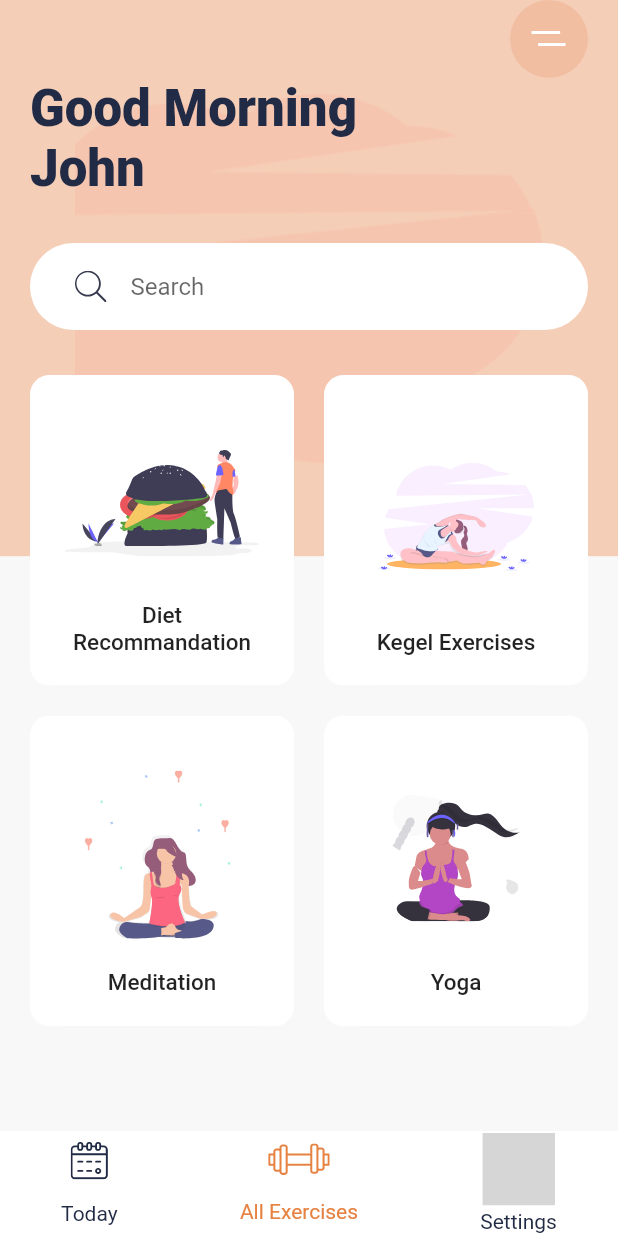
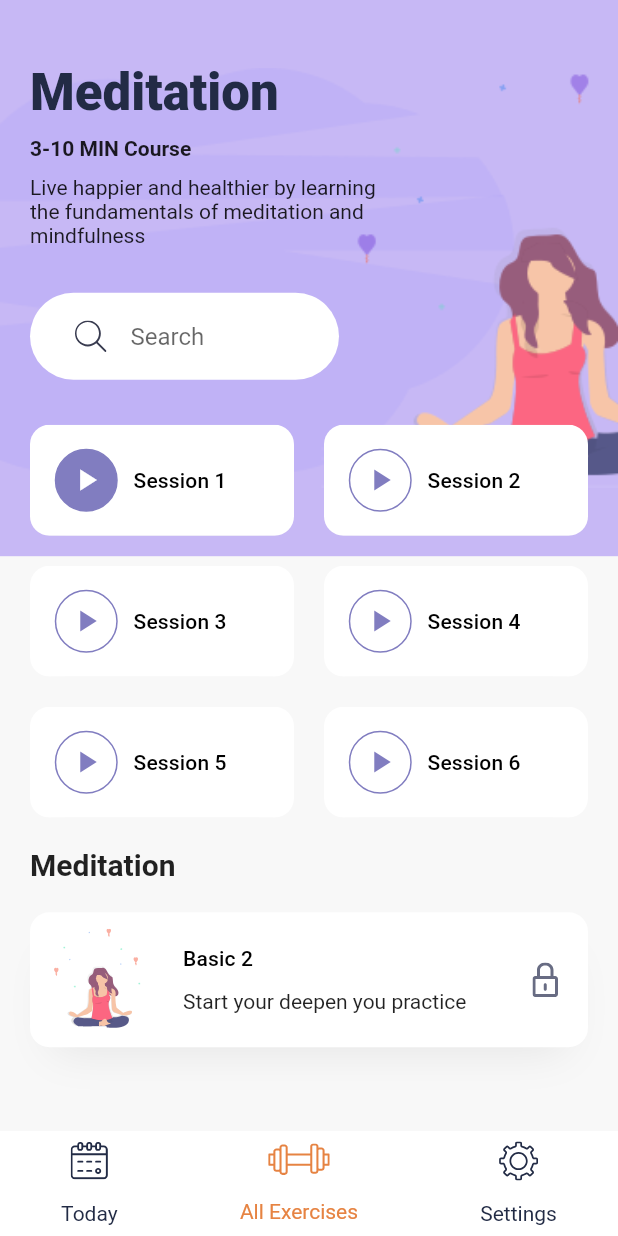
Before and after one commit to fortinjoffrey/flutter_Daily_Exercices_UI, a Flutter app: the screen it shows after launch, after a tap on "Meditation", on a phone screen of 412 x 824 dp. Run offline on Flutter 3.47's test engine with Material 2 defaults, Android fonts, the phone set to English and light mode, and no system bars; our stand-ins replace flutter_svg; grey boxes are pictures that could not be loaded.

Commit message:
Implement details screen for meditation page

```diff
--- a/lib/main.dart
+++ b/lib/main.dart
@@ -1,9 +1,11 @@
 import 'package:daily_exercices_ui/constants.dart';
+import 'package:daily_exercices_ui/screens/details_screen.dart';
 import 'package:flutter/material.dart';
 import 'package:flutter_svg/svg.dart';
 
 import 'widgets/bottom_nav_bar.dart';
 import 'widgets/category_card.dart';
+import 'widgets/search_bar.dart';
 
 void main() {
   runApp(MyApp());
@@ -72,22 +74,7 @@ class Home extends StatelessWidget {
                         .headline4
                         .copyWith(fontWeight: FontWeight.w900),
                   ),
-                  Container(
-                    margin: const EdgeInsets.symmetric(vertical: 30.0),
-                    padding: const EdgeInsets.symmetric(
-                        horizontal: 30.0, vertical: 5.0),
-                    decoration: BoxDecoration(
-                      color: Colors.white,
-                      borderRadius: BorderRadius.circular(29.5),
-                    ),
-                    child: TextField(
-                      decoration: InputDecoration(
-                        hintText: 'Search',
-                        icon: SvgPicture.asset('assets/icons/search.svg'),
-                        border: InputBorder.none,
-                      ),
-                    ),
-                  ),
+                  SearchBar(),
                   Expanded(
                     child: GridView.count(
                       crossAxisCount: 2,
@@ -108,7 +95,13 @@ class Home extends StatelessWidget {
                         CategoryCard(
                           title: 'Meditation',
                           svgPath: 'assets/icons/Meditation.svg',
-                          onPressed: () {},
+                          onPressed: () {
+                            Navigator.push(context, MaterialPageRoute(
+                              builder: (context) {
+                                return DetailsScreen();
+                              },
+                            ));
+                          },
                         ),
                         CategoryCard(
                           title: 'Yoga',
--- /dev/null
+++ b/lib/screens/details_screen.dart
@@ -0,0 +1,211 @@
+import 'package:daily_exercices_ui/constants.dart';
+import 'package:daily_exercices_ui/widgets/bottom_nav_bar.dart';
+import 'package:daily_exercices_ui/widgets/search_bar.dart';
+import 'package:flutter/material.dart';
+import 'package:flutter_svg/flutter_svg.dart';
+
+class DetailsScreen extends StatelessWidget {
+  const DetailsScreen({Key key}) : super(key: key);
+
+  @override
+  Widget build(BuildContext context) {
+    final size = MediaQuery.of(context).size;
+
+    return Scaffold(
+      bottomNavigationBar: BottomNavBar(),
+      body: Stack(
+        children: [
+          Container(
+            height: size.height * .45,
+            decoration: BoxDecoration(
+              color: kBlueLightColor,
+              image: DecorationImage(
+                image: AssetImage('assets/images/meditation_bg.png'),
+                fit: BoxFit.fitWidth,
+              ),
+            ),
+          ),
+          SafeArea(
+            child: Padding(
+              padding: const EdgeInsets.symmetric(horizontal: 20.0),
+              child: SingleChildScrollView(
+                child: Column(
+                  crossAxisAlignment: CrossAxisAlignment.start,
+                  children: [
+                    SizedBox(height: size.height * .05),
+                    Text(
+                      'Meditation',
+                      style: Theme.of(context).textTheme.headline4.copyWith(
+                            fontWeight: FontWeight.w900,
+                          ),
+                    ),
+                    SizedBox(height: 10),
+                    Text(
+                      '3-10 MIN Course',
+                      style: TextStyle(fontWeight: FontWeight.bold),
+                    ),
+                    SizedBox(height: 10),
+                    SizedBox(
+                      width: size.width * .6,
+                      child: Text(
+                          'Live happier and healthier by learning the fundamentals of meditation and mindfulness'),
+                    ),
+                    SizedBox(
+                      width: size.width * .5,
+                      child: SearchBar(),
+                    ),
+                    Wrap(
+                      spacing: 20,
+                      runSpacing: 20,
+                      children: [
+                        SessionCard(
+                          sessionNb: 1,
+                          isDone: true,
+                          onPressed: () {},
+                        ),
+                        SessionCard(
+                          sessionNb: 2,
+                          onPressed: () {},
+                        ),
+                        SessionCard(
+                          sessionNb: 3,
+                          onPressed: () {},
+                        ),
+                        SessionCard(
+                          sessionNb: 4,
+                          onPressed: () {},
+                        ),
+                        SessionCard(
+                          sessionNb: 5,
+                          onPressed: () {},
+                        ),
+                        SessionCard(
+                          sessionNb: 6,
+                          onPressed: () {},
+                        ),
+                      ],
+                    ),
+                    SizedBox(height: 20.0),
+                    Text(
+                      'Meditation',
+                      style: Theme.of(context)
+                          .textTheme
+                          .headline6
+                          .copyWith(fontWeight: FontWeight.bold),
+                    ),
+                    Container(
+                      margin: const EdgeInsets.symmetric(vertical: 20),
+                      padding: const EdgeInsets.all(10),
+                      height: 90,
+                      decoration: BoxDecoration(
+                        color: Colors.white,
+                        borderRadius: BorderRadius.circular(13.0),
+                        boxShadow: [
+                          BoxShadow(
+                            offset: Offset(0, 17),
+                            blurRadius: 23,
+                            spreadRadius: -13,
+                            color: kShadowColor,
+                          ),
+                        ],
+                      ),
+                      child: Row(
+                        children: [
+                          SvgPicture.asset(
+                              'assets/icons/Meditation_women_small.svg'),
+                          SizedBox(width: 20.0),
+                          Expanded(
+                            child: Column(
+                              mainAxisAlignment: MainAxisAlignment.spaceEvenly,
+                              crossAxisAlignment: CrossAxisAlignment.start,
+                              children: [
+                                Text(
+                                  'Basic 2',
+                                  style: Theme.of(context).textTheme.subtitle2,
+                                ),
+                                Text('Start your deepen you practice'),
+                              ],
+                            ),
+                          ),
+                          Padding(
+                            padding: const EdgeInsets.all(10),
+                            child: SvgPicture.asset('assets/icons/Lock.svg'),
+                          )
+                        ],
+                      ),
+                    )
+                  ],
+                ),
+              ),
+            ),
+          ),
+        ],
+      ),
+    );
+  }
+}
+
+class SessionCard extends StatelessWidget {
+  final int sessionNb;
+  final bool isDone;
+  final Function onPressed;
+  const SessionCard({
+    Key key,
+    this.sessionNb,
+    this.isDone = false,
+    this.onPressed,
+  }) : super(key: key);
+
+  @override
+  Widget build(BuildContext context) {
+    return LayoutBuilder(builder: (context, constraint) {
+      return ClipRRect(
+        borderRadius: BorderRadius.circular(13.0),
+        child: Container(
+          width: constraint.maxWidth / 2 - 10,
+          decoration: BoxDecoration(color: Colors.white, boxShadow: [
+            BoxShadow(
+              offset: Offset(0, 17),
+              blurRadius: 23,
+              spreadRadius: -13,
+              color: kShadowColor,
+            ),
+          ]),
+          child: Material(
+            color: Colors.transparent,
+            child: InkWell(
+              onTap: onPressed,
+              child: Padding(
+                padding: const EdgeInsets.all(16.0),
+                child: Row(
+                  children: [
+                    Container(
+                      height: 42,
+                      width: 43,
+                      decoration: BoxDecoration(
+                        color: isDone ? kBlueColor : Colors.white,
+                        shape: BoxShape.circle,
+                        border: Border.all(color: kBlueColor),
+                      ),
+                      child: Icon(
+                        Icons.play_arrow,
+                        color: isDone ? Colors.white : kBlueColor,
+                      ),
+                    ),
+                    SizedBox(
+                      width: 10,
+                    ),
+                    Text(
+                      'Session $sessionNb',
+                      style: Theme.of(context).textTheme.subtitle2,
+                    )
+                  ],
+                ),
+              ),
+            ),
+          ),
+        ),
+      );
+    });
+  }
+}
--- a/lib/widgets/bottom_nav_bar.dart
+++ b/lib/widgets/bottom_nav_bar.dart
@@ -27,7 +27,7 @@ class BottomNavBar extends StatelessWidget {
           ),
           BottomNavItem(
             title: "Settings",
-            svgPath: 'assets/icons/settings.svg',
+            svgPath: 'assets/icons/Settings.svg',
           ),
         ],
       ),
--- /dev/null
+++ b/lib/widgets/search_bar.dart
@@ -0,0 +1,27 @@
+import 'package:flutter/material.dart';
+import 'package:flutter_svg/svg.dart';
+
+class SearchBar extends StatelessWidget {
+  const SearchBar({
+    Key key,
+  }) : super(key: key);
+
+  @override
+  Widget build(BuildContext context) {
+    return Container(
+      margin: const EdgeInsets.symmetric(vertical: 30.0),
+      padding: const EdgeInsets.symmetric(horizontal: 30.0, vertical: 5.0),
+      decoration: BoxDecoration(
+        color: Colors.white,
+        borderRadius: BorderRadius.circular(29.5),
+      ),
+      child: TextField(
+        decoration: InputDecoration(
+          hintText: 'Search',
+          icon: SvgPicture.asset('assets/icons/search.svg'),
+          border: InputBorder.none,
+        ),
+      ),
+    );
+  }
+}
```
